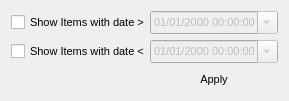
First picture: the form in createddatefilter.ui, repository pjrinaldi/wombatforensics, before the edit.
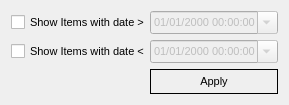
Second picture: the form after the edit.

Patch:
```diff
--- a/createddatefilter.ui
+++ b/createddatefilter.ui
@@ -79,6 +79,9 @@
    </item>
    <item row="3" column="1">
     <widget class="QPushButton" name="pushButton">
+     <property name="styleSheet">
+      <string notr="true">border: 1px solid black; padding: 5px 10px 5px 10px;</string>
+     </property>
      <property name="text">
       <string>Apply</string>
      </property>
```
